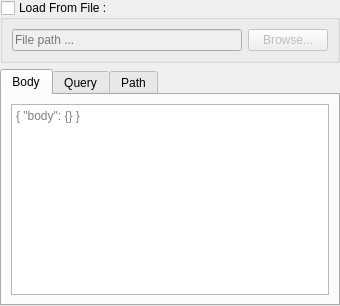
First picture: the form in RequestFlowApp/CoreView/ui/PayloadNodeUi.ui, repository fatehmtd/RequestFlow, before the edit.
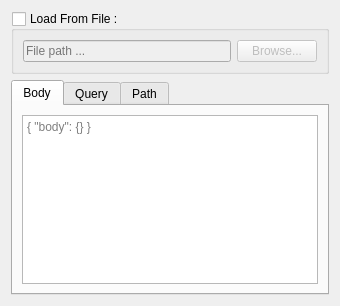
Second picture: the form after the edit.

Commit message: Better EndpointNode widget presenation / authentication

Patch:
```diff
--- a/RequestFlowApp/CoreView/ui/PayloadNodeUi.ui
+++ b/RequestFlowApp/CoreView/ui/PayloadNodeUi.ui
@@ -13,19 +13,7 @@
   <property name="windowTitle">
    <string>PayloadNode</string>
   </property>
-  <layout class="QGridLayout" name="gridLayout_5">
-   <property name="leftMargin">
-    <number>0</number>
-   </property>
-   <property name="topMargin">
-    <number>0</number>
-   </property>
-   <property name="rightMargin">
-    <number>0</number>
-   </property>
-   <property name="bottomMargin">
-    <number>0</number>
-   </property>
+  <layout class="QGridLayout" name="gridLayout_2">
    <item row="0" column="0">
     <widget class="QGroupBox" name="groupBox_loadFromFile">
      <property name="title">
@@ -64,7 +52,7 @@
       <attribute name="title">
        <string>Body</string>
       </attribute>
-      <layout class="QGridLayout" name="gridLayout_2">
+      <layout class="QGridLayout" name="gridLayout_5">
        <item row="0" column="0">
         <widget class="QPlainTextEdit" name="plainTextEdit_body">
          <property name="backgroundVisible">
```
The commit also changes 9 other files.
